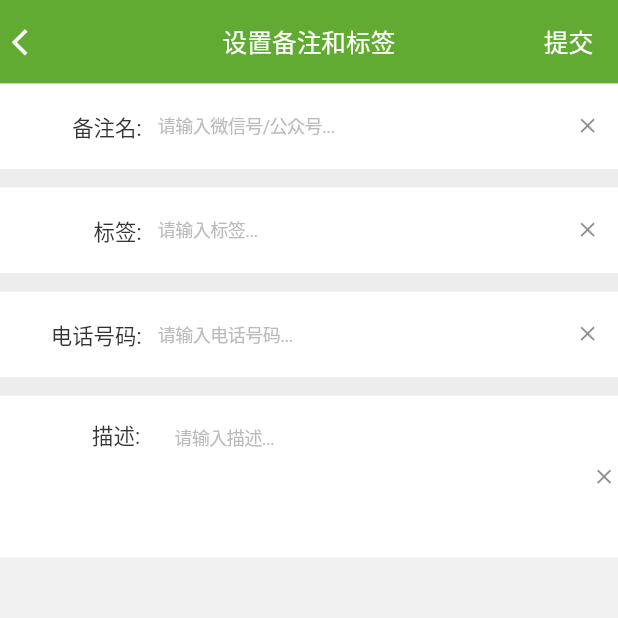
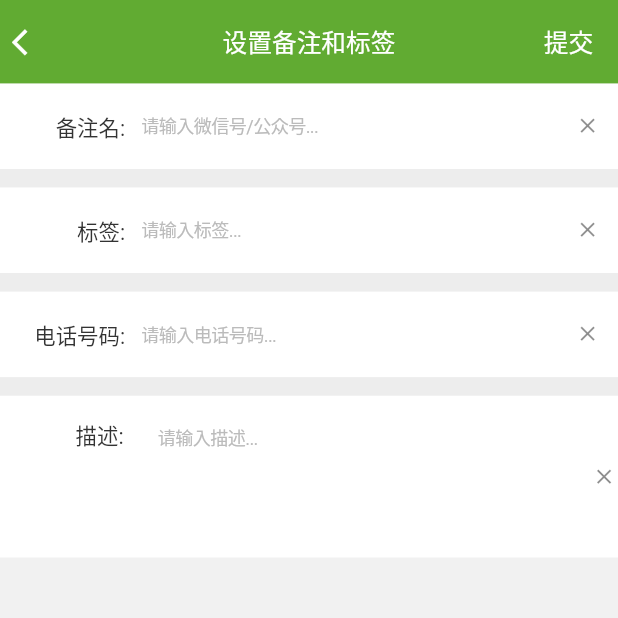
Before and after one commit to kuaifengle/flutter-wechat, a Flutter app: the SetNickNamePage screen opened directly, on a phone screen of 412 x 824 dp, the top half of it. Run offline on Flutter 3.47's test engine with Material 2 defaults, Android fonts, the phone set to English and light mode, and no system bars; our stand-ins replace bubble, cached_network_image, flutter_inner_drawer, flutter_screenutil, flutter_slidable, flutter_vector_icons and 8 more; missing offline and left inert: easy_web_view, qrscan, w_popup_menu; accounts and stored records are empty; network calls fail.

Commit message:
增加图片loading效果 增加头像loading效果

```diff
--- a/Demo/lib/components/loading.dart
+++ b/Demo/lib/components/loading.dart
@@ -5,7 +5,8 @@ import 'package:flutter_screenutil/flutter_screenutil.dart';
 class Loading extends StatelessWidget {
   final int width;
   final int borderWidth;
-  Loading({this.width = 60, this.borderWidth = 6});
+  final Color color;
+  Loading({this.width = 60, this.borderWidth = 6, this.color = Colors.black45});
 
   @override
   Widget build(BuildContext context) {
@@ -14,7 +15,7 @@ class Loading extends StatelessWidget {
         width: ScreenUtil().setWidth(this.width),
         height: ScreenUtil().setWidth(this.width),
         child: CircularProgressIndicator(
-          valueColor: AlwaysStoppedAnimation(Color(0xFFfbb54a)),
+          valueColor: AlwaysStoppedAnimation(color),
           strokeWidth: ScreenUtil().setWidth(this.borderWidth),
         ),
       ),
--- a/Demo/lib/pages/detail/setNickname.dart
+++ b/Demo/lib/pages/detail/setNickname.dart
@@ -1,7 +1,6 @@
 import 'package:flutter/material.dart';
 import 'package:flutter/cupertino.dart';
 import 'package:flutter_screenutil/flutter_screenutil.dart';
-import 'package:flutter_vector_icons/flutter_vector_icons.dart';
 import 'package:flutter_wechat/components/appbar.dart';
 import 'package:flutter_wechat/components/button.dart';
 
@@ -18,8 +17,18 @@ class SetNickNamePage extends StatefulWidget {
 }
 
 class _SetNickNamePageState extends State<SetNickNamePage> {
-  TextEditingController _searchController = TextEditingController();
-  FocusNode _focusNode = FocusNode();
+
+  TextEditingController _searchController1 = TextEditingController();
+  FocusNode _focusNode1 = FocusNode();
+
+  TextEditingController _searchController2 = TextEditingController();
+  FocusNode _focusNode2 = FocusNode();
+
+  TextEditingController _searchController3 = TextEditingController();
+  FocusNode _focusNode3 = FocusNode();
+
+  TextEditingController _searchController4 = TextEditingController();
+  FocusNode _focusNode4 = FocusNode();
 
   /// 用户详情
   Map<String, dynamic> _detail;
@@ -48,13 +57,13 @@ class _SetNickNamePageState extends State<SetNickNamePage> {
                 padding:
                     EdgeInsets.symmetric(horizontal: ScreenUtil().setWidth(20)),
                 child: CupertinoTextField(
-                  focusNode: _focusNode,
-                  controller: _searchController,
+                  focusNode: _focusNode1,
+                  controller: _searchController1,
                   textInputAction: TextInputAction.search,
                   keyboardType: TextInputType.text,
                   maxLength: 50,
                   prefix: Container(
-                    width: ScreenUtil().setWidth(150),
+                    width: ScreenUtil().setWidth(130),
                     alignment: Alignment.centerRight,
                     child: Text('备注名:',
                         style: TextStyle(
@@ -79,7 +88,7 @@ class _SetNickNamePageState extends State<SetNickNamePage> {
                   suffix: GestureDetector(
                     child: Icon(Icons.close, size: ScreenUtil().setWidth(30)),
                     onTap: () {
-                      _searchController.clear();
+                      _searchController1.clear();
                       setState(() {});
                     },
                   ),
@@ -93,13 +102,13 @@ class _SetNickNamePageState extends State<SetNickNamePage> {
                 padding:
                     EdgeInsets.symmetric(horizontal: ScreenUtil().setWidth(20)),
                 child: CupertinoTextField(
-                  focusNode: _focusNode,
-                  controller: _searchController,
+                  focusNode: _focusNode2,
+                  controller: _searchController2,
                   textInputAction: TextInputAction.search,
                   keyboardType: TextInputType.text,
                   maxLength: 50,
                   prefix: Container(
-                    width: ScreenUtil().setWidth(150),
+                    width: ScreenUtil().setWidth(130),
                     alignment: Alignment.centerRight,
                     child: Text('标签:',
                         style: TextStyle(
@@ -124,7 +133,7 @@ class _SetNickNamePageState extends State<SetNickNamePage> {
                   suffix: GestureDetector(
                     child: Icon(Icons.close, size: ScreenUtil().setWidth(30)),
                     onTap: () {
-                      _searchController.clear();
+                      _searchController2.clear();
                       setState(() {});
                     },
                   ),
@@ -138,13 +147,13 @@ class _SetNickNamePageState extends State<SetNickNamePage> {
                 padding:
                     EdgeInsets.symmetric(horizontal: ScreenUtil().setWidth(20)),
                 child: CupertinoTextField(
-                  focusNode: _focusNode,
-                  controller: _searchController,
+                  focusNode: _focusNode3,
+                  controller: _searchController3,
                   textInputAction: TextInputAction.search,
                   keyboardType: TextInputType.text,
                   maxLength: 50,
                   prefix: Container(
-                    width: ScreenUtil().setWidth(150),
+                    width: ScreenUtil().setWidth(130),
                     alignment: Alignment.centerRight,
                     child: Text('电话号码:',
                         style: TextStyle(
@@ -169,7 +178,7 @@ class _SetNickNamePageState extends State<SetNickNamePage> {
                   suffix: GestureDetector(
                     child: Icon(Icons.close, size: ScreenUtil().setWidth(30)),
                     onTap: () {
-                      _searchController.clear();
+                      _searchController3.clear();
                       setState(() {});
                     },
                   ),
@@ -186,7 +195,7 @@ class _SetNickNamePageState extends State<SetNickNamePage> {
                 Container(
                   padding: EdgeInsets.symmetric(
                       horizontal: ScreenUtil().setWidth(20)),
-                  width: ScreenUtil().setWidth(190),
+                  width: ScreenUtil().setWidth(170),
                   alignment: Alignment.centerRight,
                   child: Text('描述:',
                       style: TextStyle(
@@ -198,8 +207,8 @@ class _SetNickNamePageState extends State<SetNickNamePage> {
                 Expanded(
                     flex: 1,
                     child: CupertinoTextField(
-                      focusNode: _focusNode,
-                      controller: _searchController,
+                      focusNode: _focusNode4,
+                      controller: _searchController4,
                       textInputAction: TextInputAction.search,
                       keyboardType: TextInputType.text,
                       maxLength: 50,
@@ -223,7 +232,7 @@ class _SetNickNamePageState extends State<SetNickNamePage> {
                         child:
                             Icon(Icons.close, size: ScreenUtil().setWidth(30)),
                         onTap: () {
-                          _searchController.clear();
+                          _searchController4.clear();
                           setState(() {});
                         },
                       ),
--- a/Demo/lib/pages/drawer/rightDrawer.dart
+++ b/Demo/lib/pages/drawer/rightDrawer.dart
@@ -3,7 +3,6 @@ import 'package:flutter_screenutil/flutter_screenutil.dart';
 import 'package:flutter_vector_icons/flutter_vector_icons.dart';
 import 'package:qrscan/qrscan.dart' as scanner;
 
-import '../../main.dart';
 import '../other/help.dart';
 
 class IndexRightDrawer extends StatefulWidget {
--- a/Demo/pubspec.yaml
+++ b/Demo/pubspec.yaml
@@ -38,6 +38,8 @@ dependencies:
   qr_flutter: ^2.1.0+55
   bubble: ^1.1.9+1
   w_popup_menu: ^0.3.1
+  photo_view: ^0.4.2
+  cached_network_image: ^0.8.0
 
 
 dev_dependencies:
@@ -65,6 +67,10 @@ flutter:
    - images/zjl.jpg
    - images/background.jpg
    - images/header.png
+   - images/failed_image.png
+   - images/user_sex_unknow.png
+
+
 
   # An image asset can refer to one or more resolution-specific "variants", see
   # https://flutter.dev/assets-and-images/#resolution-aware.
```
Also changed, not shown: Demo/lib/components/statusView.dart (added, +113 -0 lines), Demo/lib/pages/chat/chat.dart (+9 -9 lines), Demo/lib/pages/contacts/contacts.dart (+6 -4 lines), Demo/lib/pages/contacts/contactsList.dart (+6 -3 lines), Demo/lib/pages/detail/detailed.dart (+9 -14 lines), Demo/lib/pages/dynamic/photoViewManager.dart (added, +26 -0 lines), Demo/lib/pages/dynamic/timeLine.dart (+18 -14 lines), Demo/images/failed_image.png (added), Demo/images/user_sex_unknow.png (added), Demo/pubspec.lock.
